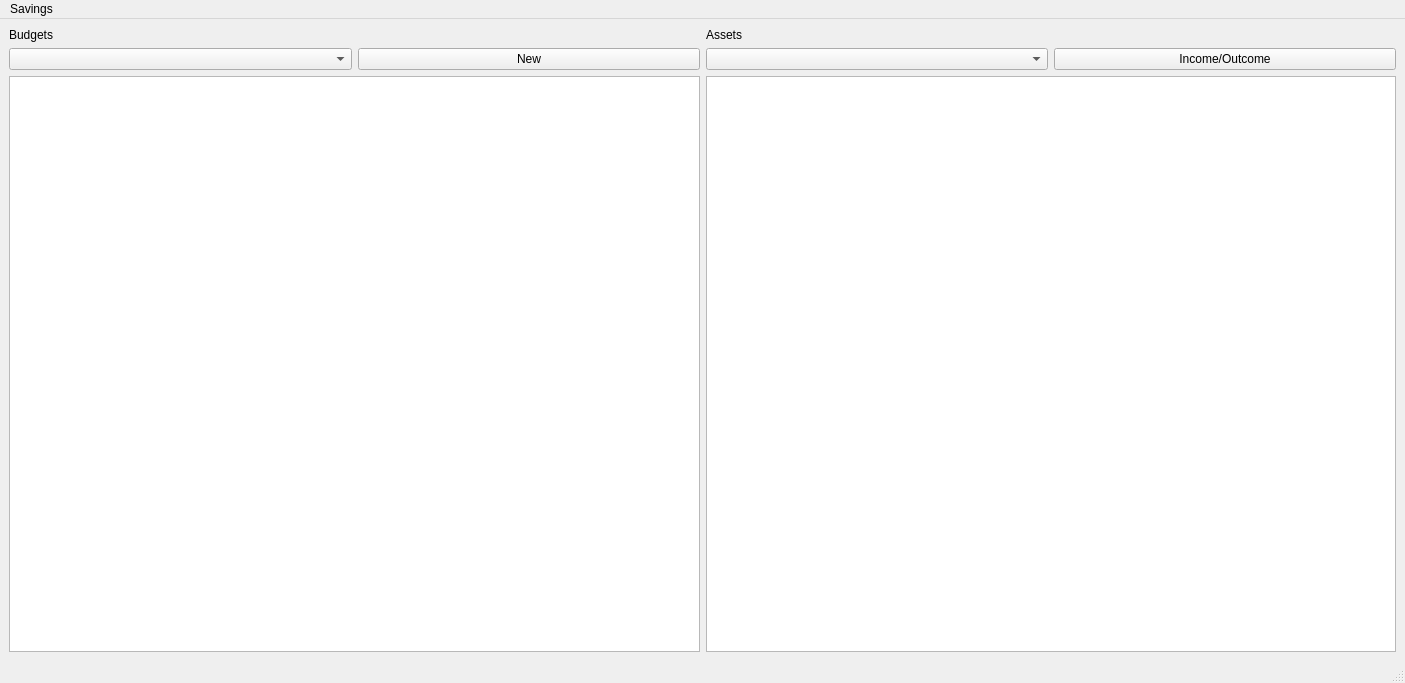
This is form/MainWindow.ui in lukasszz/savings as Qt 5 draws it before an edit. The edited form follows.
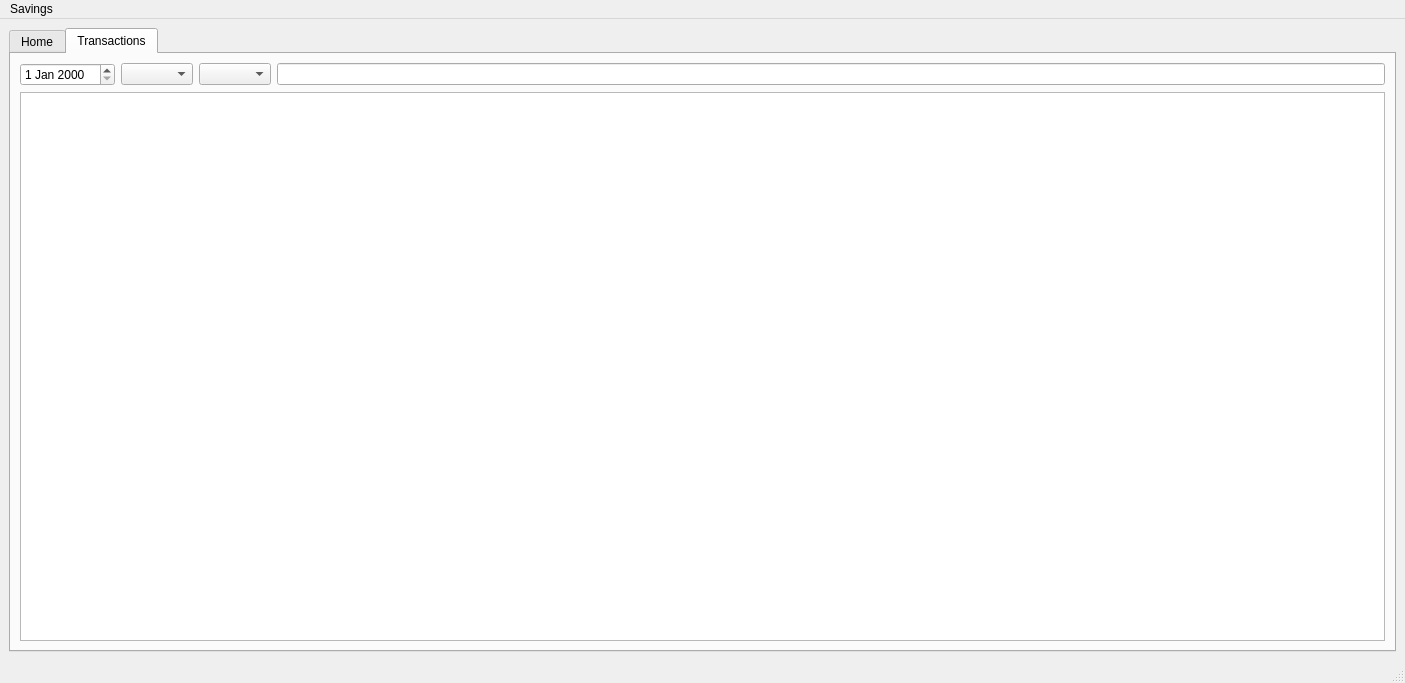
This is the edited form.

Commit message: Transaction table

What changed in the file:
```diff
--- a/form/MainWindow.ui
+++ b/form/MainWindow.ui
@@ -14,6 +14,16 @@
    <string>Savings</string>
   </property>
   <widget class="QWidget" name="centralwidget">
+   <layout class="QHBoxLayout" name="horizontalLayout_4">
+    <item>
+     <widget class="QTabWidget" name="tabWidget">
+      <property name="currentIndex">
+       <number>1</number>
+      </property>
+      <widget class="QWidget" name="tab_home">
+       <attribute name="title">
+        <string>Home</string>
+       </attribute>
    <layout class="QHBoxLayout" name="horizontalLayout_3">
     <item>
      <layout class="QVBoxLayout" name="verticalLayout">
@@ -78,6 +88,36 @@
        </widget>
       </item>
      </layout>
+        </item>
+       </layout>
+      </widget>
+      <widget class="QWidget" name="tab_2">
+       <attribute name="title">
+        <string>Transactions</string>
+       </attribute>
+       <layout class="QVBoxLayout" name="verticalLayout_3">
+        <item>
+         <layout class="QHBoxLayout" name="horizontalLayout_5">
+          <item>
+           <widget class="QDateEdit" name="dateEdit"/>
+          </item>
+          <item>
+           <widget class="QComboBox" name="comboBox_3"/>
+          </item>
+          <item>
+           <widget class="QComboBox" name="comboBox_4"/>
+          </item>
+          <item>
+           <widget class="QLineEdit" name="lineEdit"/>
+          </item>
+         </layout>
+        </item>
+        <item>
+         <widget class="QTableView" name="trans_table"/>
+        </item>
+       </layout>
+      </widget>
+     </widget>
     </item>
    </layout>
   </widget>
```
Lines whose indentation alone changed are shown as unchanged. The commit also changes 11 other files.
